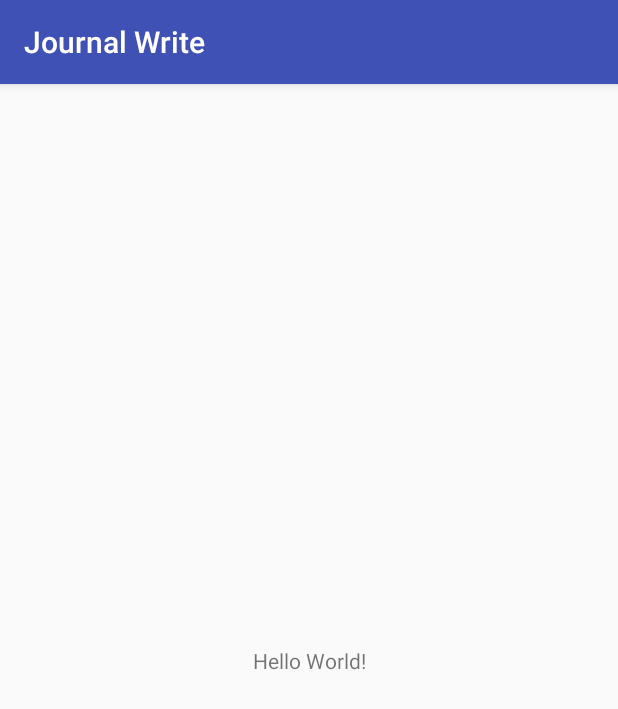
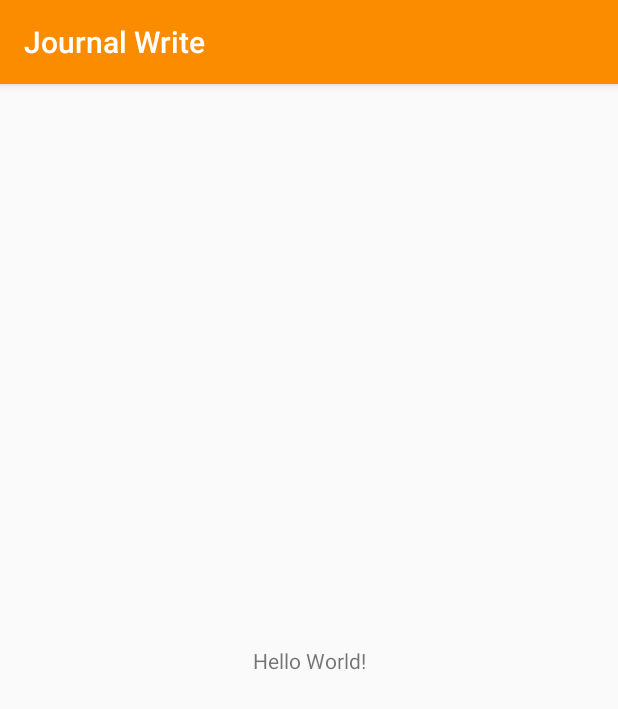
Before and after one commit to sodiqOladeni/JournalWrite, an Android app: the screen it shows after launch (MainActivity), on a phone screen of 412 x 824 dp. Shown: the top 709 px of the screen. Run offline under Robolectric (Android 15) with nearby library versions, the phone set to English and light mode, and no system bars.

Commit message:
apk and screen shot design file added

```diff
--- a/app/src/main/res/values/colors.xml
+++ b/app/src/main/res/values/colors.xml
@@ -1,6 +1,6 @@
 <?xml version="1.0" encoding="utf-8"?>
 <resources>
-    <color name="colorPrimary">#3F51B5</color>
-    <color name="colorPrimaryDark">#303F9F</color>
-    <color name="colorAccent">#FF4081</color>
+    <color name="colorPrimary">#FB8C00</color>
+    <color name="colorPrimaryDark">#E65100</color>
+    <color name="colorAccent">#FF3D00</color>
 </resources>
```
